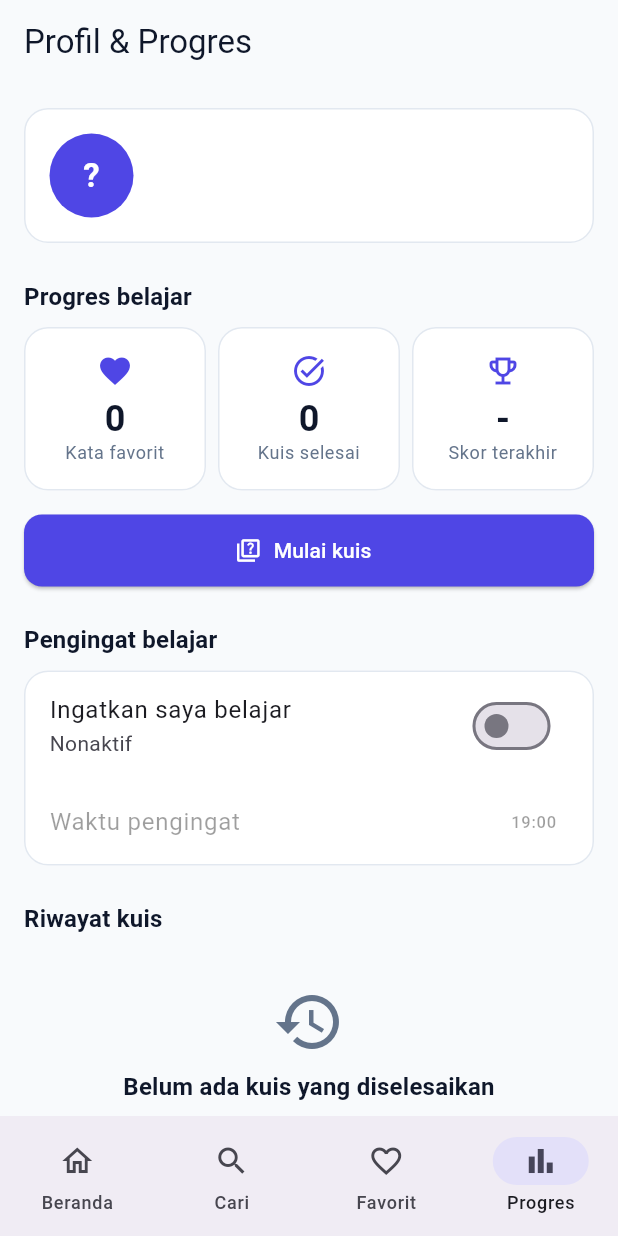
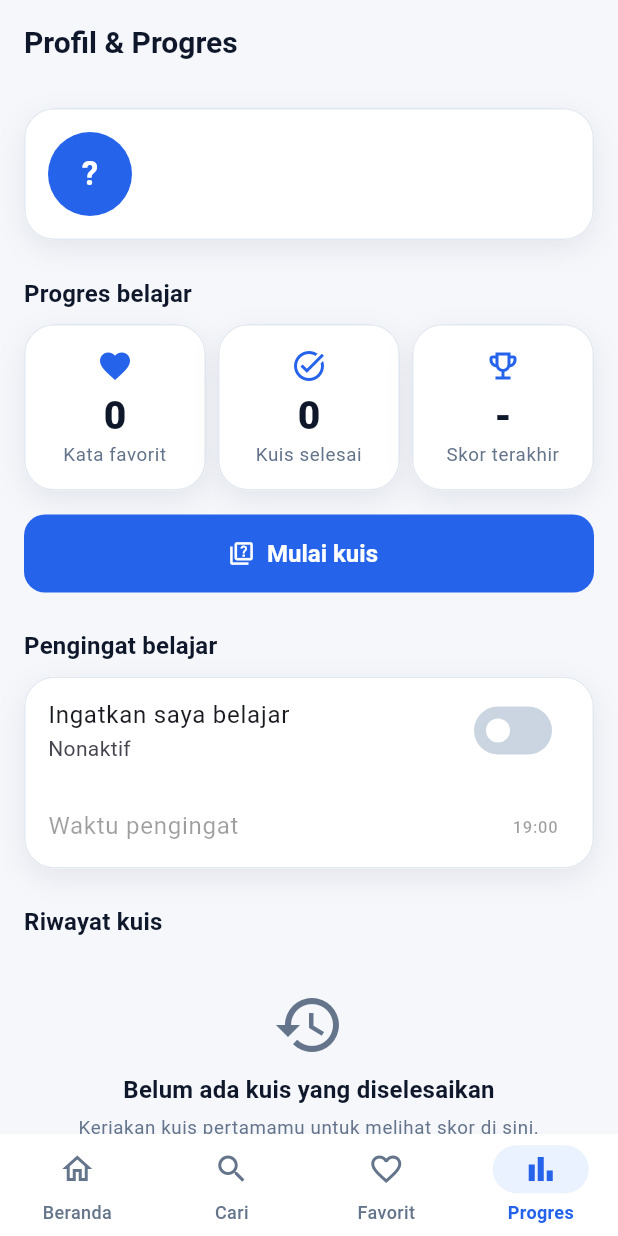
Before and after one commit to aajelll/Kelompok-10_Kelas-C_Pemrograman_Mobile, a Flutter app: the screen it shows once a user with an empty profile is signed in, item 4 of the bottom bar chosen, on a phone screen of 412 x 824 dp. Run offline on Flutter 3.47's test engine with Material 3 defaults, Android fonts, the phone set to English and light mode, and no system bars; our stand-ins replace cloud_firestore, firebase_auth, firebase_core, firebase_messaging, flutter_local_notifications, flutter_timezone and 1 more; accounts and stored records are empty; network calls fail.

Commit message:
feat(ui): apply modern blue theme and refined cards

```diff
--- a/Project Akhir/lib/core/theme/app_theme.dart
+++ b/Project Akhir/lib/core/theme/app_theme.dart
@@ -1,14 +1,17 @@
 import 'package:flutter/material.dart';
 
 class AppColors {
-  static const primary = Color(0xFF4F46E5);   // indigo: tombol, aksen utama
+  static const primary = Color(0xFF2563EB); // biru: tombol, aksen utama
+  static const primaryDark = Color(0xFF1D4ED8); // biru lebih tua: penekanan
+  static const primarySoft = Color(0xFFEAF1FF); // biru sangat muda: latar ikon, indikator
   static const secondary = Color(0xFF38BDF8); // biru langit: aksen pendukung
-  static const background = Color(0xFFF8FAFC); // latar halaman (off-white)
-  static const surface = Colors.white;         // kartu, input
+  static const background = Color(0xFFF5F7FB); // latar halaman
+  static const surface = Colors.white; // kartu, input
+  static const border = Color(0xFFE2E8F0); // garis tipis kartu dan input
   static const textPrimary = Color(0xFF0F172A);
   static const textSecondary = Color(0xFF64748B);
-  static const success = Color(0xFF16A34A);    // jawaban benar
-  static const error = Color(0xFFDC2626);      // jawaban salah / error
+  static const success = Color(0xFF16A34A); // jawaban benar
+  static const error = Color(0xFFDC2626); // jawaban salah / error
 }
 
 class AppSpacing {
@@ -16,15 +19,15 @@ class AppSpacing {
 }
 
 class AppRadius {
-  static const sm = 8.0, md = 12.0, lg = 16.0;
+  static const sm = 10.0, md = 14.0, lg = 20.0, xl = 28.0;
 }
 
 class AppTheme {
   static ThemeData get light => ThemeData(
         useMaterial3: true,
-        colorScheme: ColorScheme.fromSeed(
-          seedColor: AppColors.primary,
+        colorScheme: ColorScheme.fromSeed(seedColor: AppColors.primary).copyWith(
           primary: AppColors.primary,
+          onPrimary: Colors.white,
           secondary: AppColors.secondary,
           surface: AppColors.surface,
           error: AppColors.error,
@@ -33,28 +36,151 @@ class AppTheme {
         appBarTheme: const AppBarTheme(
           backgroundColor: AppColors.background,
           foregroundColor: AppColors.textPrimary,
+          surfaceTintColor: Colors.transparent,
           elevation: 0,
+          scrolledUnderElevation: 0,
+          centerTitle: false,
+          titleTextStyle: TextStyle(
+            fontSize: 20,
+            fontWeight: FontWeight.w700,
+            color: AppColors.textPrimary,
+          ),
         ),
         textTheme: const TextTheme(
-          headlineMedium: TextStyle(fontSize: 24, fontWeight: FontWeight.w700, color: AppColors.textPrimary),
-          titleMedium: TextStyle(fontSize: 16, fontWeight: FontWeight.w600, color: AppColors.textPrimary),
-          bodyMedium: TextStyle(fontSize: 14, color: AppColors.textPrimary),
-          bodySmall: TextStyle(fontSize: 12, color: AppColors.textSecondary),
+          headlineMedium: TextStyle(
+            fontSize: 26,
+            fontWeight: FontWeight.w800,
+            letterSpacing: -0.4,
+            color: AppColors.textPrimary,
+          ),
+          titleLarge: TextStyle(
+            fontSize: 20,
+            fontWeight: FontWeight.w700,
+            color: AppColors.textPrimary,
+          ),
+          titleMedium: TextStyle(
+            fontSize: 16,
+            fontWeight: FontWeight.w600,
+            color: AppColors.textPrimary,
+          ),
+          bodyMedium: TextStyle(
+            fontSize: 14,
+            height: 1.4,
+            color: AppColors.textPrimary,
+          ),
+          bodySmall: TextStyle(
+            fontSize: 12.5,
+            height: 1.35,
+            color: AppColors.textSecondary,
+          ),
         ),
         elevatedButtonTheme: ElevatedButtonThemeData(
           style: ElevatedButton.styleFrom(
             backgroundColor: AppColors.primary,
             foregroundColor: Colors.white,
-            minimumSize: const Size.fromHeight(48),
-            shape: RoundedRectangleBorder(borderRadius: BorderRadius.circular(AppRadius.md)),
+            disabledBackgroundColor: AppColors.border,
+            disabledForegroundColor: AppColors.textSecondary,
+            elevation: 0,
+            minimumSize: const Size.fromHeight(52),
+            textStyle: const TextStyle(fontSize: 16, fontWeight: FontWeight.w600),
+            shape: RoundedRectangleBorder(
+              borderRadius: BorderRadius.circular(AppRadius.md),
+            ),
+          ),
+        ),
+        outlinedButtonTheme: OutlinedButtonThemeData(
+          style: OutlinedButton.styleFrom(
+            foregroundColor: AppColors.primary,
+            minimumSize: const Size(64, 52),
+            side: const BorderSide(color: AppColors.primary),
+            textStyle: const TextStyle(fontSize: 15, fontWeight: FontWeight.w600),
+            shape: RoundedRectangleBorder(
+              borderRadius: BorderRadius.circular(AppRadius.md),
+            ),
+          ),
+        ),
+        textButtonTheme: TextButtonThemeData(
+          style: TextButton.styleFrom(
+            foregroundColor: AppColors.primary,
+            textStyle: const TextStyle(fontWeight: FontWeight.w600),
           ),
         ),
         inputDecorationTheme: InputDecorationTheme(
           filled: true,
           fillColor: AppColors.surface,
+          contentPadding: const EdgeInsets.symmetric(
+            horizontal: AppSpacing.md,
+            vertical: AppSpacing.md,
+          ),
+          hintStyle: const TextStyle(color: AppColors.textSecondary),
+          prefixIconColor: AppColors.textSecondary,
           border: OutlineInputBorder(
             borderRadius: BorderRadius.circular(AppRadius.md),
-            borderSide: const BorderSide(color: Color(0xFFE2E8F0)),
+            borderSide: const BorderSide(color: AppColors.border),
+          ),
+          enabledBorder: OutlineInputBorder(
+            borderRadius: BorderRadius.circular(AppRadius.md),
+            borderSide: const BorderSide(color: AppColors.border),
+          ),
+          focusedBorder: OutlineInputBorder(
+            borderRadius: BorderRadius.circular(AppRadius.md),
+            borderSide: const BorderSide(color: AppColors.primary, width: 2),
+          ),
+          errorBorder: OutlineInputBorder(
+            borderRadius: BorderRadius.circular(AppRadius.md),
+            borderSide: const BorderSide(color: AppColors.error),
+          ),
+          focusedErrorBorder: OutlineInputBorder(
+            borderRadius: BorderRadius.circular(AppRadius.md),
+            borderSide: const BorderSide(color: AppColors.error, width: 2),
+          ),
+        ),
+        navigationBarTheme: NavigationBarThemeData(
+          backgroundColor: AppColors.surface,
+          surfaceTintColor: Colors.transparent,
+          indicatorColor: AppColors.primarySoft,
+          elevation: 8,
+          shadowColor: const Color(0x1A0F172A),
+          height: 68,
+          labelTextStyle: WidgetStateProperty.resolveWith((states) {
+            final selected = states.contains(WidgetState.selected);
+            return TextStyle(
+              fontSize: 12,
+              fontWeight: selected ? FontWeight.w700 : FontWeight.w500,
+              color: selected ? AppColors.primary : AppColors.textSecondary,
+            );
+          }),
+          iconTheme: WidgetStateProperty.resolveWith((states) {
+            final selected = states.contains(WidgetState.selected);
+            return IconThemeData(
+              size: 24,
+              color: selected ? AppColors.primary : AppColors.textSecondary,
+            );
+          }),
+        ),
+        switchTheme: SwitchThemeData(
+          thumbColor: WidgetStateProperty.all(Colors.white),
+          trackColor: WidgetStateProperty.resolveWith((states) {
+            return states.contains(WidgetState.selected)
+                ? AppColors.primary
+                : const Color(0xFFCBD5E1);
+          }),
+          trackOutlineColor: WidgetStateProperty.all(Colors.transparent),
+        ),
+        progressIndicatorTheme: const ProgressIndicatorThemeData(
+          color: AppColors.primary,
+          linearTrackColor: AppColors.primarySoft,
+        ),
+        dividerTheme: const DividerThemeData(
+          color: AppColors.border,
+          space: 1,
+        ),
+        snackBarTheme: SnackBarThemeData(
+          behavior: SnackBarBehavior.floating,
+          backgroundColor: AppColors.textPrimary,
+          contentTextStyle: const TextStyle(color: Colors.white),
+          shape: RoundedRectangleBorder(
+            borderRadius: BorderRadius.circular(AppRadius.md),
           ),
         ),
       );
--- a/Project Akhir/lib/core/widgets/app_card.dart
+++ b/Project Akhir/lib/core/widgets/app_card.dart
@@ -1,7 +1,8 @@
 import 'package:flutter/material.dart';
 import '../theme/app_theme.dart';
 
-/// Kartu putih dengan border tipis. Dipakai semua halaman agar tampilan konsisten.
+/// Kartu putih dengan border tipis dan bayangan lembut. Dipakai semua halaman
+/// agar tampilan konsisten.
 class AppCard extends StatelessWidget {
   const AppCard({
     super.key,
@@ -16,19 +17,29 @@ class AppCard extends StatelessWidget {
 
   @override
   Widget build(BuildContext context) {
-    return Material(
-      color: AppColors.surface,
-      borderRadius: BorderRadius.circular(AppRadius.lg),
-      child: InkWell(
-        borderRadius: BorderRadius.circular(AppRadius.lg),
-        onTap: onTap,
-        child: Container(
-          padding: padding,
-          decoration: BoxDecoration(
-            borderRadius: BorderRadius.circular(AppRadius.lg),
-            border: Border.all(color: const Color(0xFFE2E8F0)),
+    final radius = BorderRadius.circular(AppRadius.lg);
+
+    return DecoratedBox(
+      decoration: BoxDecoration(
+        borderRadius: radius,
+        boxShadow: const [
+          BoxShadow(
+            color: Color(0x140F172A),
+            blurRadius: 16,
+            offset: Offset(0, 6),
           ),
-          child: child,
+        ],
+      ),
+      child: Material(
+        color: AppColors.surface,
+        clipBehavior: Clip.antiAlias,
+        shape: RoundedRectangleBorder(
+          borderRadius: radius,
+          side: const BorderSide(color: AppColors.border),
+        ),
+        child: InkWell(
+          onTap: onTap,
+          child: Padding(padding: padding, child: child),
         ),
       ),
     );
--- a/Project Akhir/lib/features/home_shell.dart
+++ b/Project Akhir/lib/features/home_shell.dart
@@ -24,11 +24,23 @@ class _HomeShellState extends State<HomeShell> {
       bottomNavigationBar: NavigationBar(
         selectedIndex: _index,
         onDestinationSelected: (i) => setState(() => _index = i),
-        destinations: const [
-          NavigationDestination(icon: Icon(Icons.home_outlined), label: 'Beranda'),
+                destinations: const [
+          NavigationDestination(
+            icon: Icon(Icons.home_outlined),
+            selectedIcon: Icon(Icons.home),
+            label: 'Beranda',
+          ),
           NavigationDestination(icon: Icon(Icons.search), label: 'Cari'),
-          NavigationDestination(icon: Icon(Icons.favorite_border), label: 'Favorit'),
-          NavigationDestination(icon: Icon(Icons.bar_chart), label: 'Progres'),
+          NavigationDestination(
+            icon: Icon(Icons.favorite_border),
+            selectedIcon: Icon(Icons.favorite),
+            label: 'Favorit',
+          ),
+          NavigationDestination(
+            icon: Icon(Icons.bar_chart_outlined),
+            selectedIcon: Icon(Icons.bar_chart),
+            label: 'Progres',
+          ),
         ],
       ),
     );
```
